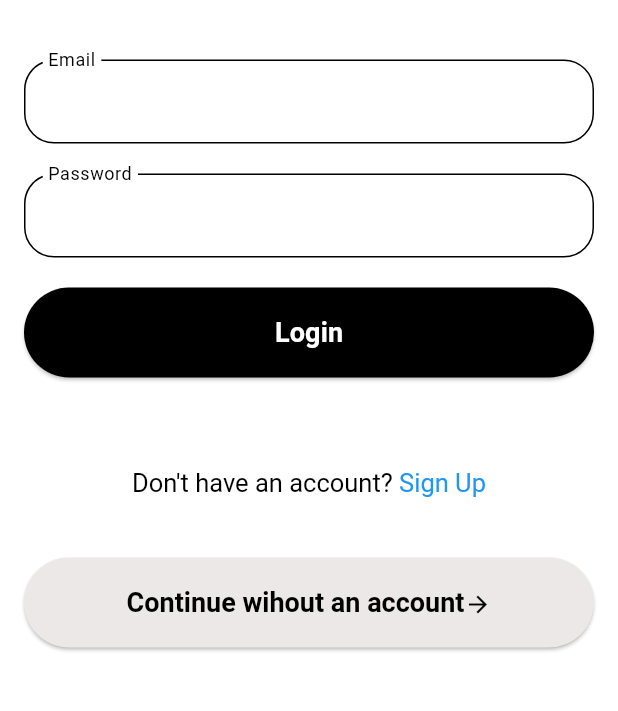
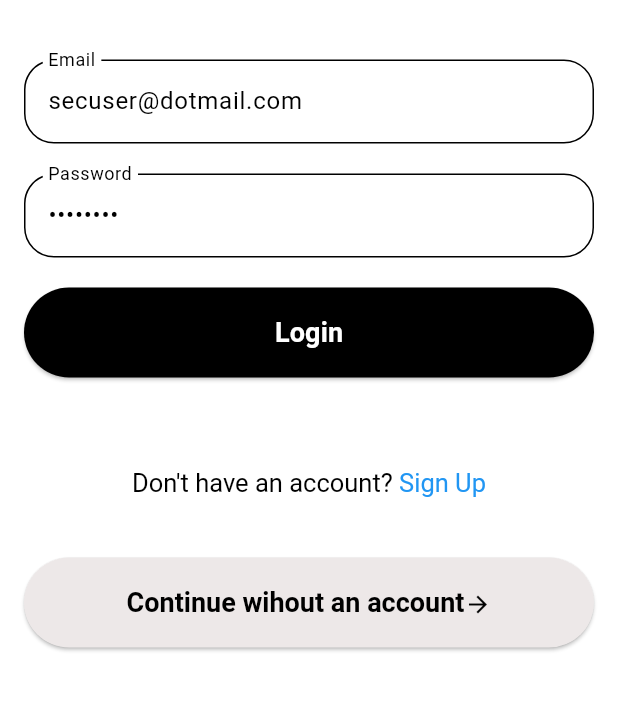
Before and after one commit to mgagliardidev/store_app, a Flutter app: the screen it shows after launch, on a phone screen of 412 x 824 dp, the part 329-1040 px from its top. Run offline on Flutter 3.47's test engine with Material 3 defaults, Android fonts, the phone set to English and light mode, and no system bars; our stand-ins replace flutter_riverpod, riverpod_annotation, supabase_flutter; accounts and stored records are empty; generated files the repository leaves out were written again.

```diff
--- a/lib/api/user_service.dart
+++ b/lib/api/user_service.dart
@@ -7,10 +7,9 @@ class UserService {
         .from('user_info')
         .select('username,fav_products,cart_products')
         .eq('user_id', id)
-        .withConverter<List<UserInfo>>(
-            (data) => data.map(UserInfo.fromJson).toList());
+        .withConverter<UserInfo>((data) => UserInfo.fromJson(data.first));
 
-    return response[0];
+    return response;
   }
 
   Future<void> updateFavProducts(String id, List<String> productsIds) async {
--- a/lib/pages/login_page.dart
+++ b/lib/pages/login_page.dart
@@ -71,6 +71,8 @@ class LoginPageState extends ConsumerState<LoginPage> {
 
   @override
   Widget build(BuildContext context) {
+    _emailController.text = "secuser@dotmail.com";
+    _passwordController.text = "password";
     return Scaffold(
         backgroundColor: Colors.white,
         body: Padding(
```
Also changed, not shown: lib/models/cart_product.dart (+19 -0 lines), lib/models/user_info.dart (+5 -4 lines).
